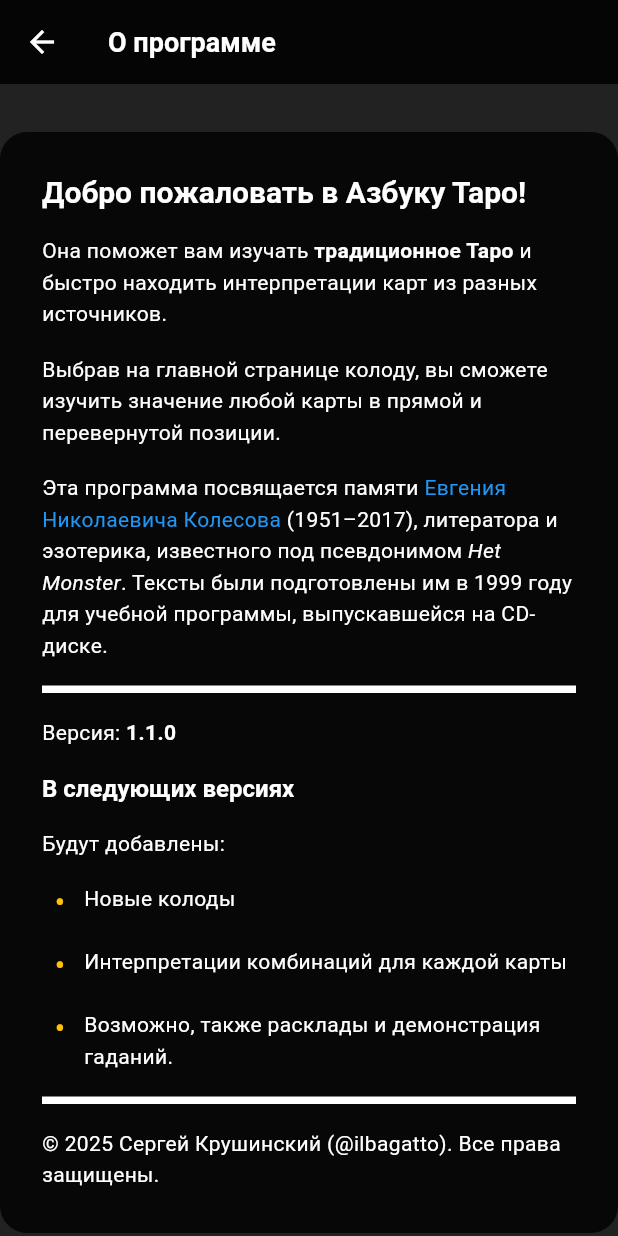
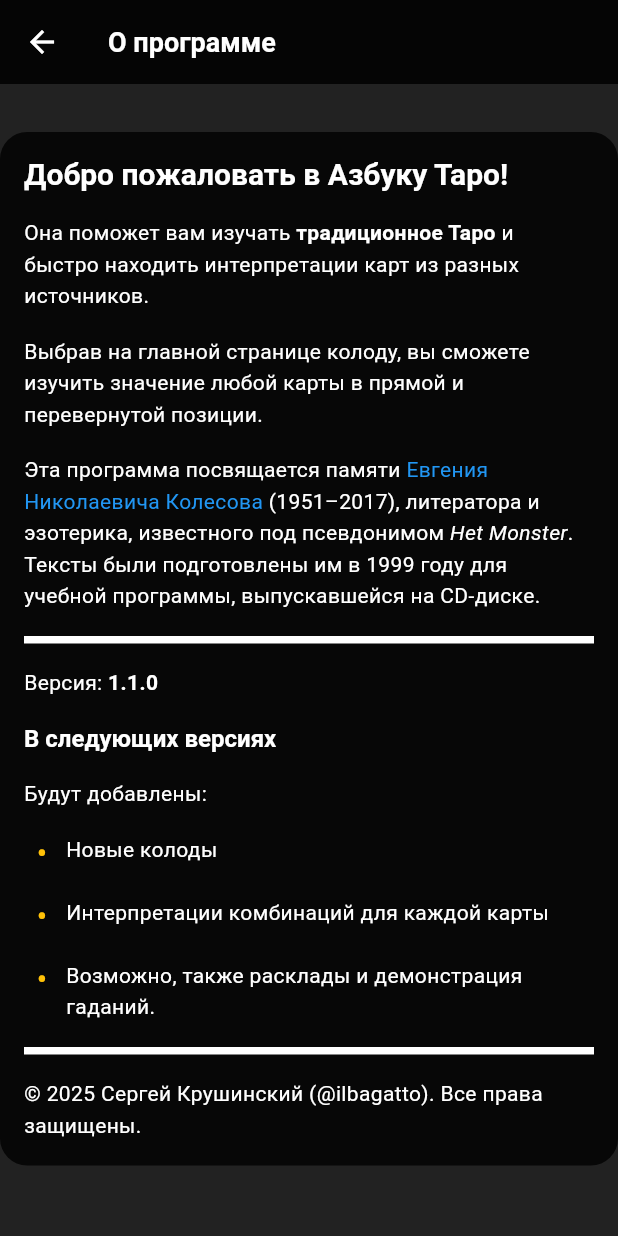
Before and after one commit to tarot-book/tarot-mini-app, a Flutter app: the AboutScreen screen opened by its route, on a phone screen of 412 x 824 dp. Run offline on Flutter 3.47's test engine with Material 3 defaults, Android fonts, the phone set to English and light mode, and no system bars; drawn by our look-alikes of flutter_markdown; our stand-ins replace flutter_svg, logger; missing offline and left inert: telegram_web_app; network calls fail.

Commit message:
ui improved

```diff
--- a/lib/widgets/utils/markdown_section.dart
+++ b/lib/widgets/utils/markdown_section.dart
@@ -1,5 +1,6 @@
 import 'package:flutter/material.dart';
 import 'package:flutter_markdown/flutter_markdown.dart';
+import 'package:tarot_mini_app/theme/app_layout.dart';
 import 'package:tarot_mini_app/theme/markdown.dart';
 import 'package:url_launcher/url_launcher.dart';
 
@@ -14,7 +15,7 @@ class MarkdownSection extends StatefulWidget {
   const MarkdownSection({
     super.key,
     required this.data,
-    this.maxWidth = 600,
+    this.maxWidth = AppLayout.maxParagraphWidth,
     this.padding = const EdgeInsets.all(12),
     this.animationDuration = const Duration(milliseconds: 500),
   });
@@ -66,13 +67,10 @@ class _MarkdownSectionState extends State<MarkdownSection> with SingleTickerProv
         alignment: Alignment.topLeft,
         child: ConstrainedBox(
           constraints: BoxConstraints(maxWidth: widget.maxWidth),
-          child: Padding(
-            padding: widget.padding,
-            child: MarkdownBody(
-              data: widget.data,
-              styleSheet: buildMarkdownStyleSheet(context),
-              onTapLink: _onTapLink,
-            ),
+          child: MarkdownBody(
+            data: widget.data,
+            styleSheet: buildMarkdownStyleSheet(context),
+            onTapLink: _onTapLink,
           ),
         ),
       ),
```
Also changed, not shown: lib/widgets/cards/card_detail.dart (+6 -4 lines), lib/widgets/cards/meaning_tabs.dart (+4 -6 lines).
